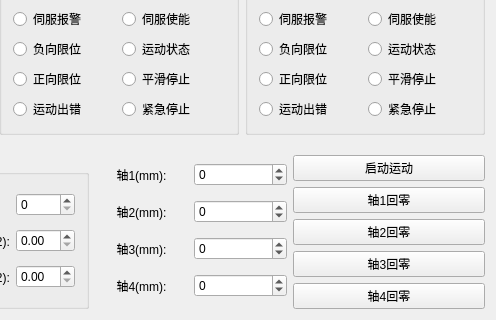
Old version of the form GTSSimpleController/Widget/MasterControlWidget.ui in the repository whisper512/GTS; both pictures show x 504 to 1000 and y 180 to 500 of the 1000 by 500 pixel window.
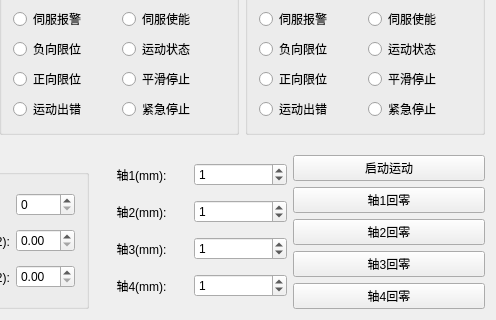
New version of the form.

```diff
--- a/GTSSimpleController/Widget/MasterControlWidget.ui
+++ b/GTSSimpleController/Widget/MasterControlWidget.ui
@@ -769,6 +769,9 @@
          <property name="maximum">
           <number>999999</number>
          </property>
+         <property name="value">
+          <number>1</number>
+         </property>
         </widget>
        </item>
        <item row="1" column="0">
@@ -789,6 +792,9 @@
          <property name="maximum">
           <number>999999</number>
          </property>
+         <property name="value">
+          <number>1</number>
+         </property>
         </widget>
        </item>
        <item row="2" column="0">
@@ -809,6 +815,9 @@
          <property name="maximum">
           <number>999999</number>
          </property>
+         <property name="value">
+          <number>1</number>
+         </property>
         </widget>
        </item>
        <item row="3" column="0">
@@ -829,6 +838,9 @@
          <property name="maximum">
           <number>999999</number>
          </property>
+         <property name="value">
+          <number>1</number>
+         </property>
         </widget>
        </item>
       </layout>
```
